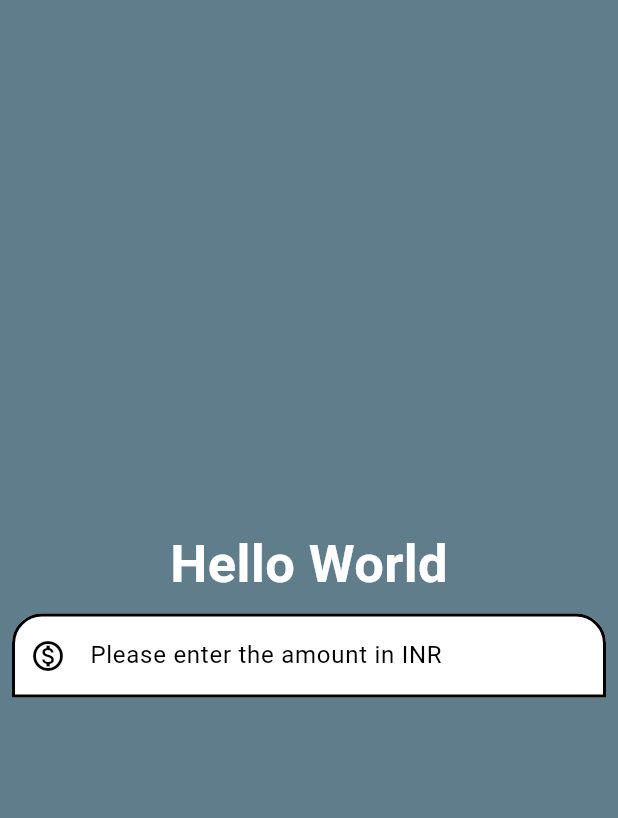
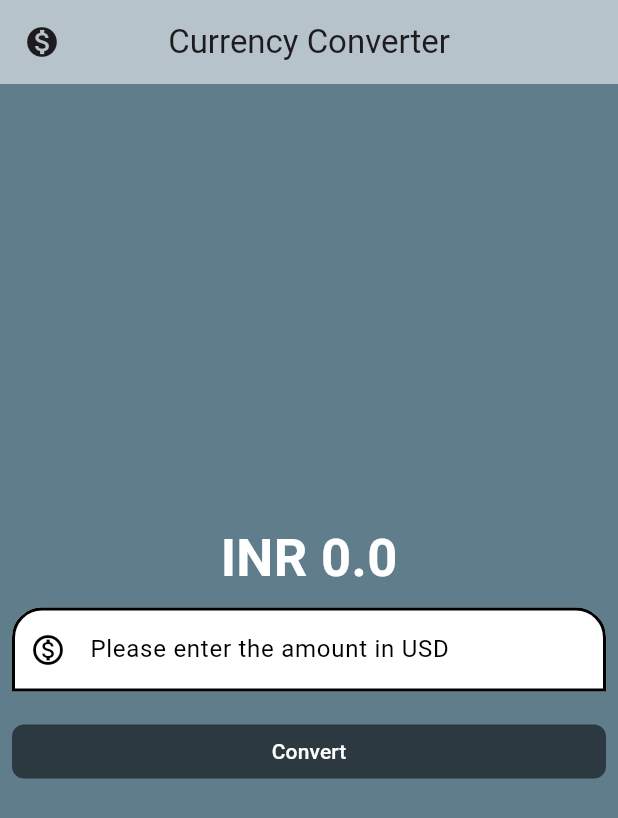
Before and after one commit to soumya-99/currency-converter-flutter, a Flutter app: the screen it shows after launch, on a phone screen of 412 x 824 dp. Shown: the top 818 px of the screen. Run offline on Flutter 3.47's test engine with Material 3 defaults, Android fonts, the phone set to English and light mode, and no system bars.

```diff
--- a/lib/currency_converter_material_page.dart
+++ b/lib/currency_converter_material_page.dart
@@ -1,10 +1,22 @@
 import 'package:flutter/material.dart';
 
-class CurrencyConverterMaterialPage extends StatelessWidget {
+class CurrencyConverterMaterialPage extends StatefulWidget {
   const CurrencyConverterMaterialPage({super.key});
 
   @override
+  State<CurrencyConverterMaterialPage> createState() {
+    return _CurrencyConverterMaterialPageState();
+  }
+}
+
+class _CurrencyConverterMaterialPageState
+    extends State<CurrencyConverterMaterialPage> {
+  double result = 0.0;
+
+  @override
   Widget build(BuildContext context) {
+    final TextEditingController textEditingController = TextEditingController();
+
     const outlineBorder = OutlineInputBorder(
       borderSide: BorderSide(
         width: 2.0,
@@ -15,29 +27,36 @@ class CurrencyConverterMaterialPage extends StatelessWidget {
       ),
     );
 
-    return const Scaffold(
+    return Scaffold(
+      appBar: AppBar(
+        backgroundColor: Colors.white54,
+        title: const Text("Currency Converter"),
+        centerTitle: true,
+        leading: const Icon(Icons.monetization_on),
+      ),
       backgroundColor: Colors.blueGrey,
       body: Column(
         mainAxisAlignment: MainAxisAlignment.center,
         children: [
           Text(
-            "Hello World",
-            style: TextStyle(
+            "INR $result",
+            style: const TextStyle(
               fontSize: 35,
               fontWeight: FontWeight.bold,
               color: Color.fromARGB(255, 255, 255, 255),
             ),
           ),
           Padding(
-            padding: EdgeInsets.all(8.0),
+            padding: const EdgeInsets.all(8.0),
             child: TextField(
-              style: TextStyle(
+              controller: textEditingController,
+              style: const TextStyle(
                 color: Color.fromARGB(255, 0, 0, 0),
               ),
-              decoration: InputDecoration(
+              decoration: const InputDecoration(
                 // labelText: "Please enter the amount in INR",
                 // helperText: "Hello",
-                hintText: "Please enter the amount in INR",
+                hintText: "Please enter the amount in USD",
                 hintStyle: TextStyle(
                   color: Colors.black,
                 ),
@@ -56,8 +75,123 @@ class CurrencyConverterMaterialPage extends StatelessWidget {
               keyboardType: TextInputType.number,
             ),
           ),
+          Padding(
+            padding: const EdgeInsets.all(8.0),
+            child: TextButton(
+              onPressed: () {
+                setState(() {
+                  result = double.parse(textEditingController.text) * 81;
+                });
+              },
+              style: TextButton.styleFrom(
+                backgroundColor: Colors.black54,
+                foregroundColor: Colors.white,
+                minimumSize: const Size(double.infinity, 30),
+                shape: const RoundedRectangleBorder(
+                  borderRadius: BorderRadius.all(
+                    Radius.circular(8.0),
+                  ),
+                ),
+              ),
+              child: const Text("Convert"),
+            ),
+          )
         ],
       ),
     );
   }
 }
+
+// class CurrencyConverterMaterialPage extends StatelessWidget {
+//   const CurrencyConverterMaterialPage({super.key});
+
+//   @override
+//   Widget build(BuildContext context) {
+//     double result = 0.0;
+//     final TextEditingController textEditingController = TextEditingController();
+
+//     const outlineBorder = OutlineInputBorder(
+//       borderSide: BorderSide(
+//         width: 2.0,
+//         style: BorderStyle.solid,
+//       ),
+//       borderRadius: BorderRadius.vertical(
+//         top: Radius.circular(20),
+//       ),
+//     );
+
+//     return Scaffold(
+//       appBar: AppBar(
+//         backgroundColor: Colors.white54,
+//         title: const Text("Currency Converter"),
+//         centerTitle: true,
+//         leading: const Icon(Icons.monetization_on),
+//       ),
+//       backgroundColor: Colors.blueGrey,
+//       body: Column(
+//         mainAxisAlignment: MainAxisAlignment.center,
+//         children: [
+//           Text(
+//             result.toString(),
+//             style: const TextStyle(
+//               fontSize: 35,
+//               fontWeight: FontWeight.bold,
+//               color: Color.fromARGB(255, 255, 255, 255),
+//             ),
+//           ),
+//           Padding(
+//             padding: const EdgeInsets.all(8.0),
+//             child: TextField(
+//               controller: textEditingController,
+//               style: const TextStyle(
+//                 color: Color.fromARGB(255, 0, 0, 0),
+//               ),
+//               decoration: const InputDecoration(
+//                 // labelText: "Please enter the amount in INR",
+//                 // helperText: "Hello",
+//                 hintText: "Please enter the amount in INR",
+//                 hintStyle: TextStyle(
+//                   color: Colors.black,
+//                 ),
+//                 prefixIcon: Icon(
+//                   Icons.monetization_on_outlined,
+//                   // color: Colors.white60,
+//                 ),
+//                 prefixIconColor: Colors.black,
+//                 filled: true,
+//                 fillColor: Colors.white,
+//                 border: InputBorder.none,
+//                 // focusedBorder: InputBorder.none,
+//                 focusedBorder: outlineBorder,
+//                 enabledBorder: outlineBorder,
+//               ),
+//               keyboardType: TextInputType.number,
+//             ),
+//           ),
+//           Padding(
+//             padding: const EdgeInsets.all(8.0),
+//             child: TextButton(
+//               onPressed: () {
+//                 // if (kDebugMode) {
+//                 //   print(double.parse(textEditingController.text) * 81);
+//                 // }
+//                 result = double.parse(textEditingController.text) * 81;
+//               },
+//               style: TextButton.styleFrom(
+//                 backgroundColor: Colors.black54,
+//                 foregroundColor: Colors.white,
+//                 minimumSize: const Size(double.infinity, 30),
+//                 shape: const RoundedRectangleBorder(
+//                   borderRadius: BorderRadius.all(
+//                     Radius.circular(8.0),
+//                   ),
+//                 ),
+//               ),
+//               child: const Text("Convert"),
+//             ),
+//           )
+//         ],
+//       ),
+//     );
+//   }
+// }
--- a/lib/main.dart
+++ b/lib/main.dart
@@ -10,6 +10,7 @@ class MyApp extends StatelessWidget {
   @override
   Widget build(BuildContext context) {
     return const MaterialApp(
+      debugShowCheckedModeBanner: false,
       home: CurrencyConverterMaterialPage(),
     );
   }
```
